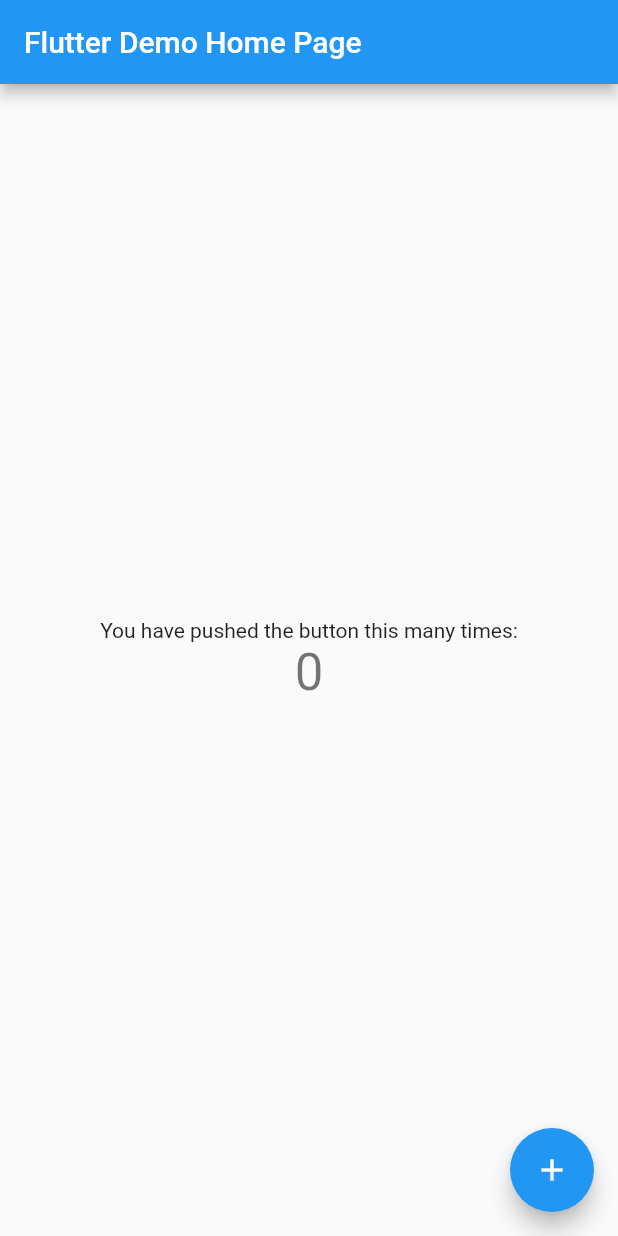
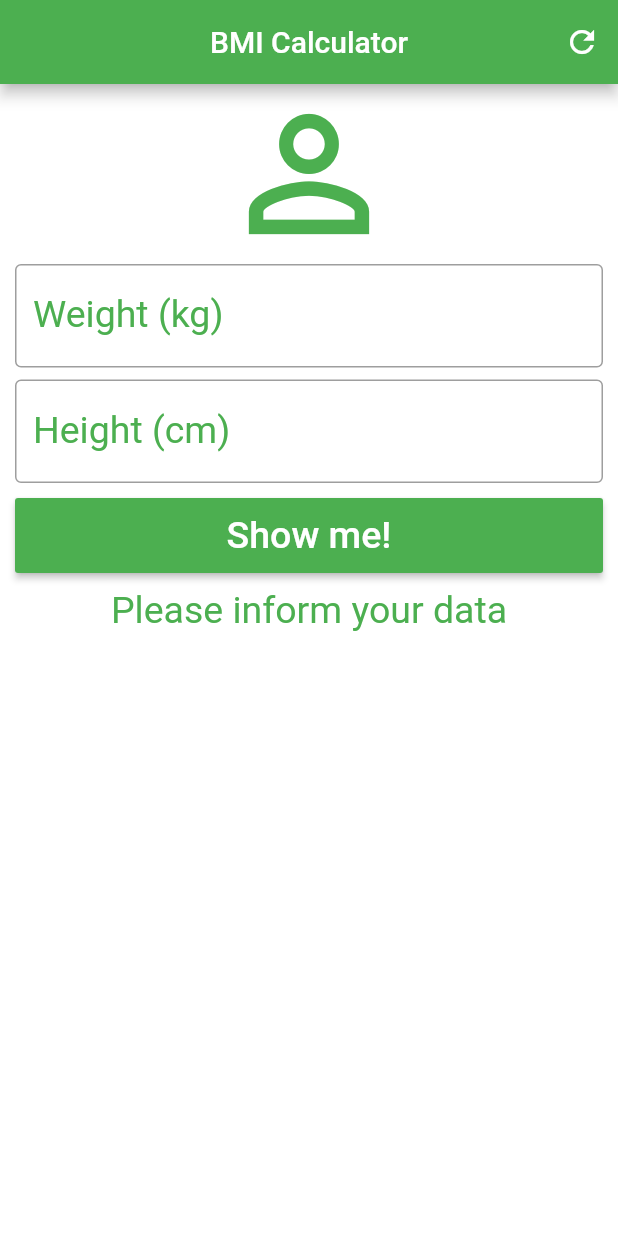
Before and after one commit to ldsoliveira/bmi-calculator-app, a Flutter app: the screen it shows after launch, on a phone screen of 412 x 824 dp. Run offline on Flutter 3.47's test engine with Material 2 defaults, Android fonts, the phone set to English and light mode, and no system bars.

Commit message:
Adding all proposed functionalities

```diff
--- /dev/null
+++ b/lib/home-page.dart
@@ -0,0 +1,162 @@
+import 'package:flutter/material.dart';
+
+class HomePage extends StatefulWidget {
+  @override
+  _HomePage createState() => _HomePage();
+}
+
+class _HomePage extends State<HomePage> {
+
+  TextEditingController weightController = TextEditingController();
+  TextEditingController heightController = TextEditingController();
+
+  GlobalKey<FormState> _formKey = GlobalKey<FormState>();
+
+  String _infoText = "Please inform your data";
+
+  void _resetFields() {
+    weightController.text = '';
+    heightController.text = '';
+
+    setState(() {
+      _infoText = "Please inform your data";
+      _formKey = GlobalKey<FormState>();    // ADICIONE ESTA LINHA!
+    });
+  }
+
+  void _calculate() {
+    setState(() {
+      double weight = double.parse(weightController.text);
+      double height = double.parse(heightController.text) / 100;
+      double bmi = weight / (height * height);
+
+      if(bmi < 18.6) {
+        _infoText = "Your BMI is ${bmi.toStringAsPrecision(3)}: Underweight";
+      } else if (bmi >= 18.6 && bmi < 24.9) {
+        _infoText = "Your BMI is ${bmi.toStringAsPrecision(3)}: Ideal weight";
+      } else if (bmi >= 24.9 && bmi < 29.9) {
+        _infoText = "Your BMI is ${bmi.toStringAsPrecision(3)}: Slightly overweight";
+      } else if (bmi >= 29.9 && bmi < 34.9) {
+        _infoText = "Your BMI is ${bmi.toStringAsPrecision(3)}: Warning!!! Obesity I";
+      } else if (bmi >= 34.9 && bmi < 39.9) {
+        _infoText = "Your BMI is ${bmi.toStringAsPrecision(3)}: Warning!!! Obesity II";
+      } else if (bmi > 40.0) {
+        _infoText = "Your BMI is ${bmi.toStringAsPrecision(3)}: Warning!!! Obesity III";
+      }
+    });
+  }
+
+  @override
+  Widget build(BuildContext context) {
+    return Scaffold(
+      appBar: AppBar(
+        title: Text("BMI Calculator"),
+        centerTitle: true,
+        backgroundColor: Colors.green,
+        actions: [
+          IconButton(
+            icon: Icon(Icons.refresh),
+            onPressed: _resetFields,
+          ),
+        ],
+      ),
+      backgroundColor: Colors.white,
+      body: SingleChildScrollView(
+        padding: EdgeInsets.fromLTRB(10.0, 0.0, 10.0, 0.0),
+        child: Form(
+          key: _formKey,
+          child: Column(
+            crossAxisAlignment: CrossAxisAlignment.stretch,
+            children: [
+              Icon(
+                Icons.person_outline,
+                size: 120.0,
+                color: Colors.green
+              ),
+              TextFormField(
+                controller: weightController,
+                keyboardType: TextInputType.number,
+                decoration: InputDecoration(
+                  border: OutlineInputBorder(
+                  borderSide: BorderSide(
+                    color: Colors.black,
+                    width: 5.0),
+                  ),
+                  labelText: "Weight (kg)",
+                  labelStyle: TextStyle(
+                    color: Colors.green,
+                  ),
+                ),
+                textAlign: TextAlign.center,
+                style: TextStyle(
+                  color: Colors.green,
+                  fontSize: 25.0,
+                ),
+                // ignore: missing_return
+                validator: (value) {
+                  if(value.isEmpty) {
+                    return "Please inform your weight!";
+                  }
+                },
+              ),
+              SizedBox(height: 8.0),
+              TextFormField(
+                controller: heightController,
+                keyboardType: TextInputType.number,
+                decoration: InputDecoration(
+                  border: OutlineInputBorder(
+                  borderSide: BorderSide(
+                    color: Colors.black,
+                    width: 5.0),
+                  ),
+                  labelText: "Height (cm)",
+                  labelStyle: TextStyle(
+                    color: Colors.green,
+                  ),
+                ),
+                textAlign: TextAlign.center,
+                style: TextStyle(
+                  color: Colors.green,
+                  fontSize: 25.0,
+                ),
+                // ignore: missing_return
+                validator: (value) {
+                  if(value.isEmpty) {
+                    return "Please inform your height!";
+                  }
+                },
+              ),
+              Container(
+                padding: EdgeInsets.only(top: 10.0, bottom: 10.0),
+                height: 70.0,
+                child: RaisedButton(
+                  child: Text(
+                    "Show me!",
+                    style: TextStyle(
+                      color: Colors.white,
+                      fontSize: 25.0,
+                    ),
+                  ),
+                  onPressed: () {
+                    if(_formKey.currentState.validate()) {
+                      _calculate();
+                    }
+                  },
+                  color: Colors.green,
+                ),
+              ),
+              Text(
+                _infoText,
+                textAlign: TextAlign.center,
+                style: TextStyle(
+                  color: Colors.green,
+                  fontSize: 25.0,
+                ),
+              ),
+            ],
+          ),
+        ),
+      ),
+    );
+  }
+}
--- a/lib/main.dart
+++ b/lib/main.dart
@@ -1,117 +1,10 @@
 import 'package:flutter/material.dart';
+import 'package:imc_calc/home-page.dart';
 
 void main() {
-  runApp(MyApp());
+  runApp(
+    MaterialApp(
+      home: HomePage(),
+    ),
+  );
 }
-
-class MyApp extends StatelessWidget {
-  // This widget is the root of your application.
-  @override
-  Widget build(BuildContext context) {
-    return MaterialApp(
-      title: 'Flutter Demo',
-      theme: ThemeData(
-        // This is the theme of your application.
-        //
-        // Try running your application with "flutter run". You'll see the
-        // application has a blue toolbar. Then, without quitting the app, try
-        // changing the primarySwatch below to Colors.green and then invoke
-        // "hot reload" (press "r" in the console where you ran "flutter run",
-        // or simply save your changes to "hot reload" in a Flutter IDE).
-        // Notice that the counter didn't reset back to zero; the application
-        // is not restarted.
-        primarySwatch: Colors.blue,
-        // This makes the visual density adapt to the platform that you run
-        // the app on. For desktop platforms, the controls will be smaller and
-        // closer together (more dense) than on mobile platforms.
-        visualDensity: VisualDensity.adaptivePlatformDensity,
-      ),
-      home: MyHomePage(title: 'Flutter Demo Home Page'),
-    );
-  }
-}
-
-class MyHomePage extends StatefulWidget {
-  MyHomePage({Key key, this.title}) : super(key: key);
-
-  // This widget is the home page of your application. It is stateful, meaning
-  // that it has a State object (defined below) that contains fields that affect
-  // how it looks.
-
-  // This class is the configuration for the state. It holds the values (in this
-  // case the title) provided by the parent (in this case the App widget) and
-  // used by the build method of the State. Fields in a Widget subclass are
-  // always marked "final".
-
-  final String title;
-
-  @override
-  _MyHomePageState createState() => _MyHomePageState();
-}
-
-class _MyHomePageState extends State<MyHomePage> {
-  int _counter = 0;
-
-  void _incrementCounter() {
-    setState(() {
-      // This call to setState tells the Flutter framework that something has
-      // changed in this State, which causes it to rerun the build method below
-      // so that the display can reflect the updated values. If we changed
-      // _counter without calling setState(), then the build method would not be
-      // called again, and so nothing would appear to happen.
-      _counter++;
-    });
-  }
-
-  @override
-  Widget build(BuildContext context) {
-    // This method is rerun every time setState is called, for instance as done
-    // by the _incrementCounter method above.
-    //
-    // The Flutter framework has been optimized to make rerunning build methods
-    // fast, so that you can just rebuild anything that needs updating rather
-    // than having to individually change instances of widgets.
-    return Scaffold(
-      appBar: AppBar(
-        // Here we take the value from the MyHomePage object that was created by
-        // the App.build method, and use it to set our appbar title.
-        title: Text(widget.title),
-      ),
-      body: Center(
-        // Center is a layout widget. It takes a single child and positions it
-        // in the middle of the parent.
-        child: Column(
-          // Column is also a layout widget. It takes a list of children and
-          // arranges them vertically. By default, it sizes itself to fit its
-          // children horizontally, and tries to be as tall as its parent.
-          //
-          // Invoke "debug painting" (press "p" in the console, choose the
-          // "Toggle Debug Paint" action from the Flutter Inspector in Android
-          // Studio, or the "Toggle Debug Paint" command in Visual Studio Code)
-          // to see the wireframe for each widget.
-          //
-          // Column has various properties to control how it sizes itself and
-          // how it positions its children. Here we use mainAxisAlignment to
-          // center the children vertically; the main axis here is the vertical
-          // axis because Columns are vertical (the cross axis would be
-          // horizontal).
-          mainAxisAlignment: MainAxisAlignment.center,
-          children: <Widget>[
-            Text(
-              'You have pushed the button this many times:',
-            ),
-            Text(
-              '$_counter',
-              style: Theme.of(context).textTheme.headline4,
-            ),
-          ],
-        ),
-      ),
-      floatingActionButton: FloatingActionButton(
-        onPressed: _incrementCounter,
-        tooltip: 'Increment',
-        child: Icon(Icons.add),
-      ), // This trailing comma makes auto-formatting nicer for build methods.
-    );
-  }
-}
```
Also changed, not shown: 2 other files.
